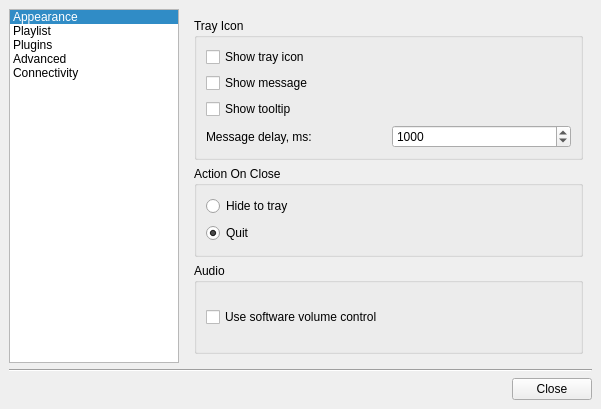
This is src/configdialog.ui in ksv1986/qmmp-staging as Qt 5 draws it before an edit. The edited form follows.
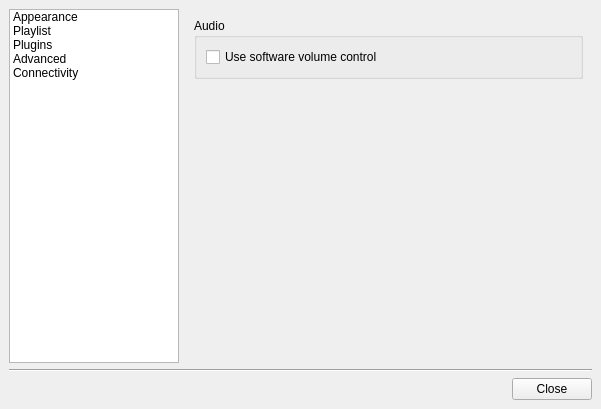
This is the edited form. The open tabs and pages were chosen to show the change. Icons and pictures are not drawn.

Commit message: updated general plugin support, added new icons

```diff
--- a/src/configdialog.ui
+++ b/src/configdialog.ui
@@ -77,6 +77,9 @@
        <property name="resizeMode" >
         <enum>QListView::Adjust</enum>
        </property>
+       <property name="spacing" >
+        <number>2</number>
+       </property>
        <property name="viewMode" >
         <enum>QListView::ListMode</enum>
        </property>
@@ -90,7 +93,7 @@
         <bool>false</bool>
        </property>
        <property name="currentRow" >
-        <number>0</number>
+        <number>-1</number>
        </property>
        <item>
         <property name="text" >
@@ -651,121 +654,6 @@
        </widget>
        <widget class="QWidget" name="page_2" >
         <layout class="QVBoxLayout" >
-         <item>
-          <widget class="QGroupBox" name="groupBox_4" >
-           <property name="title" >
-            <string>Tray Icon</string>
-           </property>
-           <layout class="QGridLayout" >
-            <property name="leftMargin" >
-             <number>9</number>
-            </property>
-            <property name="topMargin" >
-             <number>9</number>
-            </property>
-            <property name="rightMargin" >
-             <number>9</number>
-            </property>
-            <property name="bottomMargin" >
-             <number>9</number>
-            </property>
-            <property name="horizontalSpacing" >
-             <number>6</number>
-            </property>
-            <property name="verticalSpacing" >
-             <number>6</number>
-            </property>
-            <item row="2" column="0" >
-             <widget class="QCheckBox" name="toolTipCheckBox" >
-              <property name="text" >
-               <string>Show tooltip</string>
-              </property>
-             </widget>
-            </item>
-            <item row="1" column="0" >
-             <widget class="QCheckBox" name="messageCheckBox" >
-              <property name="text" >
-               <string>Show message</string>
-              </property>
-             </widget>
-            </item>
-            <item row="3" column="1" >
-             <widget class="QSpinBox" name="messageDelaySpinBox" >
-              <property name="minimum" >
-               <number>100</number>
-              </property>
-              <property name="maximum" >
-               <number>10000</number>
-              </property>
-              <property name="singleStep" >
-               <number>100</number>
-              </property>
-              <property name="value" >
-               <number>1000</number>
-              </property>
-             </widget>
-            </item>
-            <item row="3" column="0" >
-             <widget class="QLabel" name="label_3" >
-              <property name="text" >
-               <string>Message delay, ms:</string>
-              </property>
-              <property name="alignment" >
-               <set>Qt::AlignLeading|Qt::AlignLeft|Qt::AlignVCenter</set>
-              </property>
-             </widget>
-            </item>
-            <item row="0" column="0" colspan="2" >
-             <widget class="QCheckBox" name="trayCheckBox" >
-              <property name="text" >
-               <string>Show tray icon</string>
-              </property>
-             </widget>
-            </item>
-           </layout>
-          </widget>
-         </item>
-         <item>
-          <widget class="QGroupBox" name="closeGroupBox" >
-           <property name="title" >
-            <string>Action On Close</string>
-           </property>
-           <layout class="QVBoxLayout" >
-            <property name="spacing" >
-             <number>6</number>
-            </property>
-            <property name="leftMargin" >
-             <number>9</number>
-            </property>
-            <property name="topMargin" >
-             <number>9</number>
-            </property>
-            <property name="rightMargin" >
-             <number>9</number>
-            </property>
-            <property name="bottomMargin" >
-             <number>9</number>
-            </property>
-            <item>
-             <widget class="QRadioButton" name="hideToTrayRadioButton" >
-              <property name="text" >
-               <string>Hide to tray</string>
-              </property>
-             </widget>
-            </item>
-            <item>
-             <widget class="QRadioButton" name="quitRadioButton" >
-              <property name="text" >
-               <string>Quit</string>
-              </property>
-              <property name="checked" >
-               <bool>true</bool>
-              </property>
-             </widget>
-            </item>
-           </layout>
-          </widget>
-         </item>
          <item>
           <widget class="QGroupBox" name="groupBox_6" >
            <property name="title" >
@@ -782,6 +670,19 @@
            </layout>
           </widget>
          </item>
+         <item>
+          <spacer>
+           <property name="orientation" >
+            <enum>Qt::Vertical</enum>
+           </property>
+           <property name="sizeHint" >
+            <size>
+             <width>20</width>
+             <height>251</height>
+            </size>
+           </property>
+          </spacer>
+         </item>
         </layout>
        </widget>
        <widget class="QWidget" name="network" >
```
Left out of the diff: 97 changed lines with no effect on the pictures. The commit also changes 21 other files.
